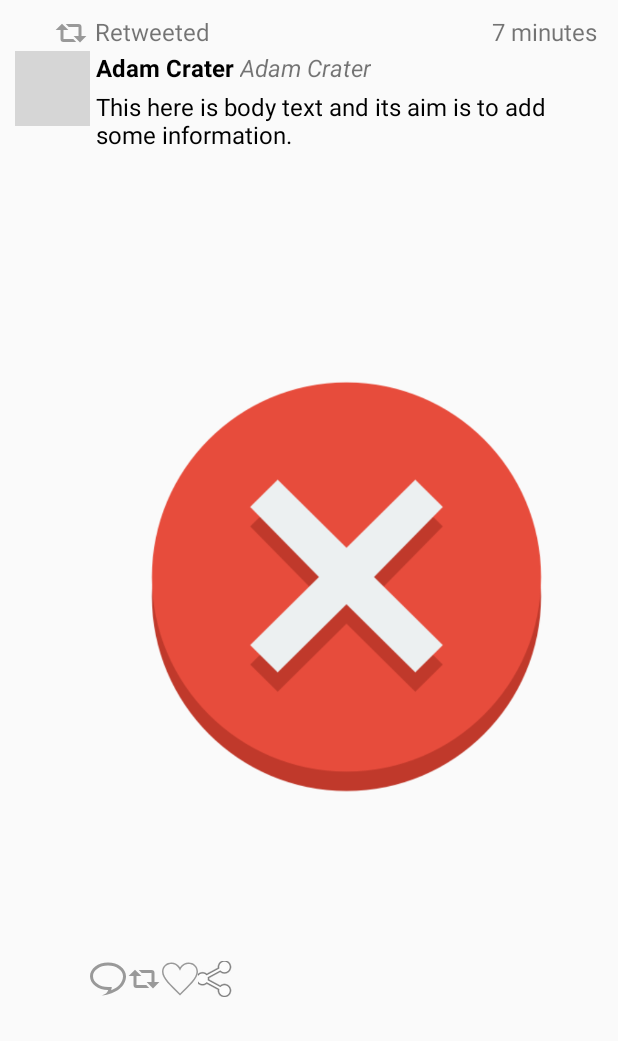
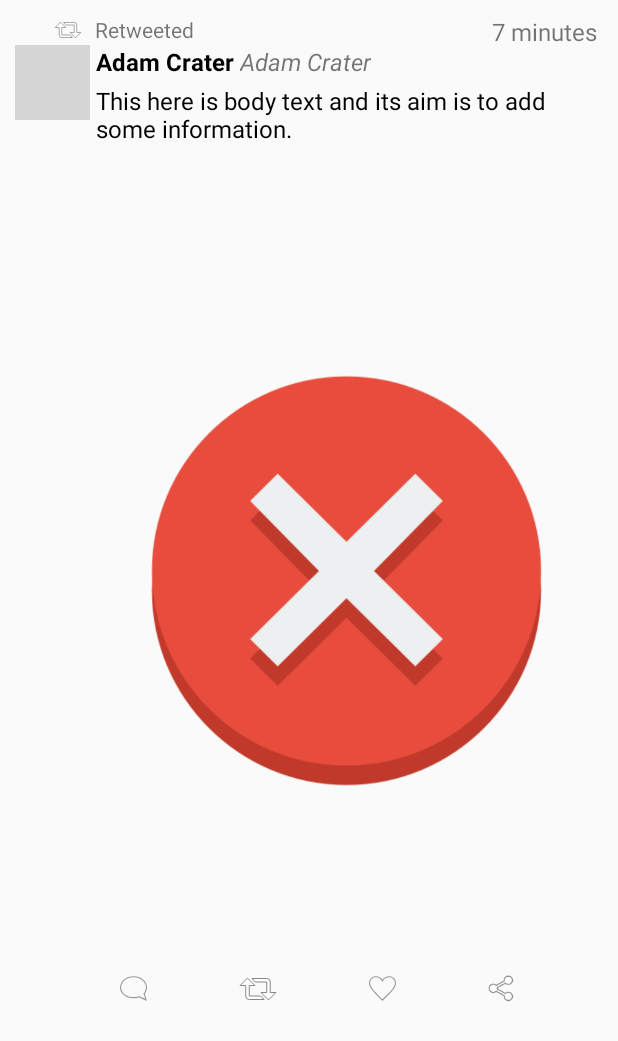
Before and after one commit to dhs43/TwitterClone, an Android app: the layout item_tweet.xml on its own in the app's theme, with its tools: preview values and no code run, on a phone screen of 412 x 824 dp. Shown: the top 1041 px of the screen. Run offline under Robolectric (Android 15) with nearby library versions, the phone set to English and light mode, and no system bars; grey boxes are pictures that could not be loaded.

Commit message:
User can now retweet a tweet

```diff
--- a/app/src/main/java/com/codepath/apps/restclienttemplate/TimelineActivity.java
+++ b/app/src/main/java/com/codepath/apps/restclienttemplate/TimelineActivity.java
@@ -33,8 +33,8 @@ public class TimelineActivity extends AppCompatActivity {
 
     private final int REQUEST_CODE = 20;
 
+    RecyclerView rvTweets;
     private TwitterClient client;
-    RecyclerView rvTweets;
     private TweetsAdapter adapter;
     private List<Tweet> tweets;
     public Long lastTweetId;
--- a/app/src/main/res/drawable/ic_comment.xml
+++ b/app/src/main/res/drawable/ic_comment.xml
@@ -6,5 +6,6 @@
 android:viewportHeight="24">
 <path
     android:fillColor="#999999"
-        android:pathData="M12 3c5.514 0 10 3.213 10 7.162 0 4-3.032 7.411-7.873 9.321l0.423-2.179-2.4440 0.019c-5.6610 0.025-10.106-3.237-10.106-7.161 0-3.949 4.486-7.162 10-7.162zm0-2c-6.627 0-12 4.102-12 9.162 0 5.249 5.684 9.236 12.121 9.161-0.391 2.015-2.765 3.275-4.545 3.677 10.109-0.89 16.424-6.489 16.424-12.838 0-5.06-5.373-9.162-12-9.162z" />
+    android:pathData="M12 1c-6.338 0-12 4.226-12 10.007 0 2.05 0.739 4.063 2.047 5.625l-1.993 6.368 6.946-3c1.705 0.439 3.334 0.641 4.864 0.641 7.174 0 12.136-4.439 12.136-9.634 0-5.812-5.701-10.007-12-10.007m0 1c6.065 0 11 4.041 11 9.007 0 4.922-4.787 8.634-11.136 8.634-1.881 0-3.401-0.299-4.946-0.695l-5.258 2.271 1.505-4.808c-1.308-1.564-2.165-3.128-2.165-5.402 0-4.966 4.935-9.007 11-9.007"
+    />
 </vector>
--- a/app/src/main/res/drawable/ic_retweet.xml
+++ b/app/src/main/res/drawable/ic_retweet.xml
@@ -5,6 +5,8 @@
     android:viewportWidth="24"
     android:viewportHeight="24">
     <path
-        android:fillColor="#999999"
+        android:fillColor="#FFF"
+        android:strokeWidth=".5"
+        android:strokeColor="#777"
         android:pathData="M6,5.75L10.25,10H7V16H13.5L15.5,18H7A2,2 0 0,1 5,16V10H1.75L6,5.75M18,18.25L13.75,14H17V8H10.5L8.5,6H17A2,2 0 0,1 19,8V14H22.25L18,18.25Z" />
 </vector>
--- a/app/src/main/res/layout/item_tweet.xml
+++ b/app/src/main/res/layout/item_tweet.xml
@@ -19,8 +19,8 @@
 
     <android.support.v7.widget.AppCompatImageView
         android:id="@+id/ivRetweeted"
-        android:layout_width="24dp"
-        android:layout_height="24dp"
+        android:layout_width="20dp"
+        android:layout_height="20dp"
         app:layout_constraintRight_toLeftOf="@id/tvRetweeted"
         app:layout_constraintTop_toTopOf="parent"
         app:srcCompat="@drawable/ic_retweet"/>
@@ -29,9 +29,9 @@
         android:id="@+id/tvRetweeted"
         android:layout_width="wrap_content"
         android:layout_height="wrap_content"
-        android:paddingStart="4dp"
+        android:paddingStart="8dp"
         android:text="Retweeted"
-        android:textSize="16sp"
+        android:textSize="14sp"
         app:layout_constraintLeft_toRightOf="@id/ivRetweeted"
         app:layout_constraintTop_toTopOf="parent" />
 </android.support.constraint.ConstraintLayout>
@@ -108,45 +108,67 @@
             app:layout_constraintTop_toBottomOf="@id/tvBody"
             app:layout_constraintBottom_toBottomOf="parent"
             android:layout_margin="15dp"
+            android:paddingBottom="10dp"
             tools:srcCompat="@drawable/error" />
+
+
+        <android.support.constraint.ConstraintLayout
+            android:id="@+id/buttonsContainer"
+            android:layout_width="match_parent"
+            android:layout_height="24dp"
+            app:layout_constraintTop_toBottomOf="@id/ivMedia"
+            android:layout_marginStart="20dp">
 
             <ImageButton
                 android:id="@+id/btnComment"
-            android:layout_width="24dp"
-            android:layout_height="24dp"
-            app:layout_constraintTop_toBottomOf="@id/ivMedia"
+                android:layout_width="18dp"
+                android:layout_height="18dp"
+                android:background="@null"
+                android:scaleType="fitCenter"
                 app:layout_constraintLeft_toLeftOf="parent"
-            android:background="@null"
-            app:srcCompat="@drawable/ic_comment" />
+                app:layout_constraintTop_toTopOf="parent"
+                app:layout_constraintBottom_toBottomOf="parent"
+                app:srcCompat="@drawable/ic_comment"
+                android:scaleX="-1"/>
 
             <ImageButton
                 android:id="@+id/btnRetweet"
-            android:layout_width="24dp"
-            android:layout_height="24dp"
-            app:layout_constraintTop_toBottomOf="@id/ivMedia"
+                android:layout_width="28dp"
+                android:layout_height="28dp"
+                android:layout_marginStart="60dp"
+                android:background="@null"
+                android:scaleType="fitCenter"
                 app:layout_constraintLeft_toRightOf="@id/btnComment"
-            android:background="@null"
+                app:layout_constraintTop_toTopOf="parent"
+                app:layout_constraintBottom_toBottomOf="parent"
                 app:srcCompat="@drawable/ic_retweet" />
 
             <ImageButton
                 android:id="@+id/btnHeart"
-            android:layout_width="24dp"
-            android:layout_height="24dp"
-            app:layout_constraintTop_toBottomOf="@id/ivMedia"
+                android:layout_width="18dp"
+                android:layout_height="18dp"
+                android:layout_marginStart="60dp"
+                android:background="@null"
+                android:scaleType="fitCenter"
                 app:layout_constraintLeft_toRightOf="@id/btnRetweet"
-            android:background="@null"
+                app:layout_constraintTop_toTopOf="parent"
+                app:layout_constraintBottom_toBottomOf="parent"
                 app:srcCompat="@drawable/ic_heart" />
 
             <ImageButton
                 android:id="@+id/btnShare"
-            android:layout_width="24dp"
-            android:layout_height="24dp"
-            app:layout_constraintTop_toBottomOf="@id/ivMedia"
+                android:layout_width="22dp"
+                android:layout_height="22dp"
+                android:layout_marginStart="60dp"
+                android:background="@null"
+                android:scaleType="fitCenter"
                 app:layout_constraintLeft_toRightOf="@id/btnHeart"
-            android:background="@null"
+                app:layout_constraintTop_toTopOf="parent"
+                app:layout_constraintBottom_toBottomOf="parent"
                 app:srcCompat="@android:drawable/ic_menu_share" />
-
 
         </android.support.constraint.ConstraintLayout>
 
     </android.support.constraint.ConstraintLayout>
+
+</android.support.constraint.ConstraintLayout>
```
Also changed, not shown: app/src/main/java/com/codepath/apps/restclienttemplate/TweetsAdapter.java (+55 -0 lines), app/src/main/java/com/codepath/apps/restclienttemplate/TwitterClient.java (+16 -0 lines), app/src/main/java/com/codepath/apps/restclienttemplate/models/Tweet.java (+8 -1 lines). Lines whose indentation alone changed are shown as unchanged.
